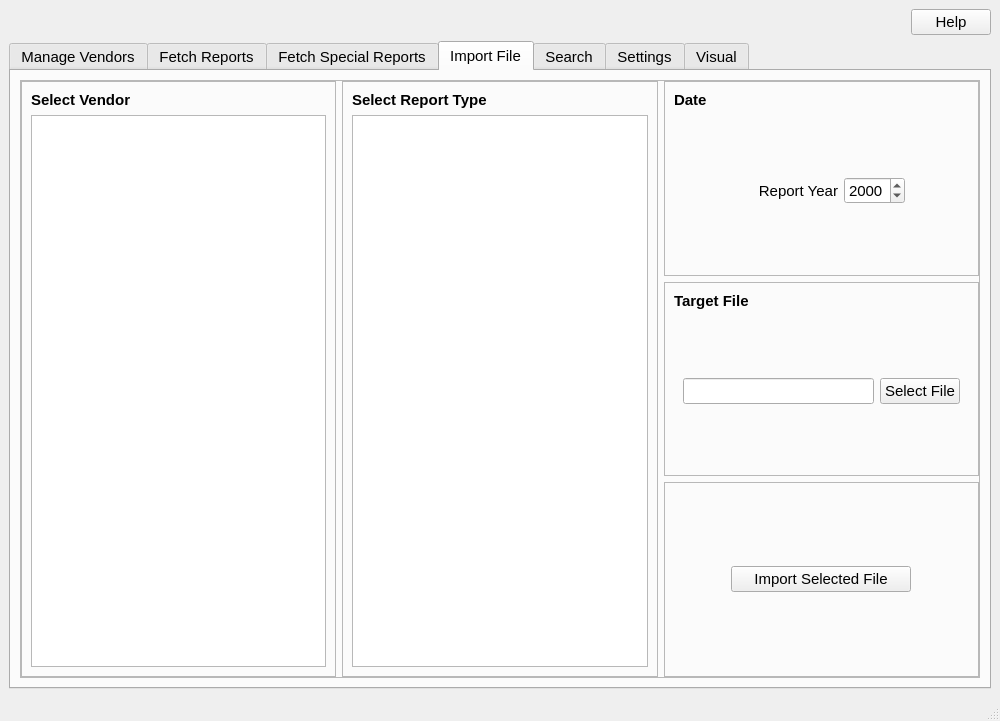
Before: the Qt Designer form ui/MainWindow.ui in CS-4820-Library-Project/COUNTER-5-Report-Tool-2020-5.0, drawn with Qt 5.
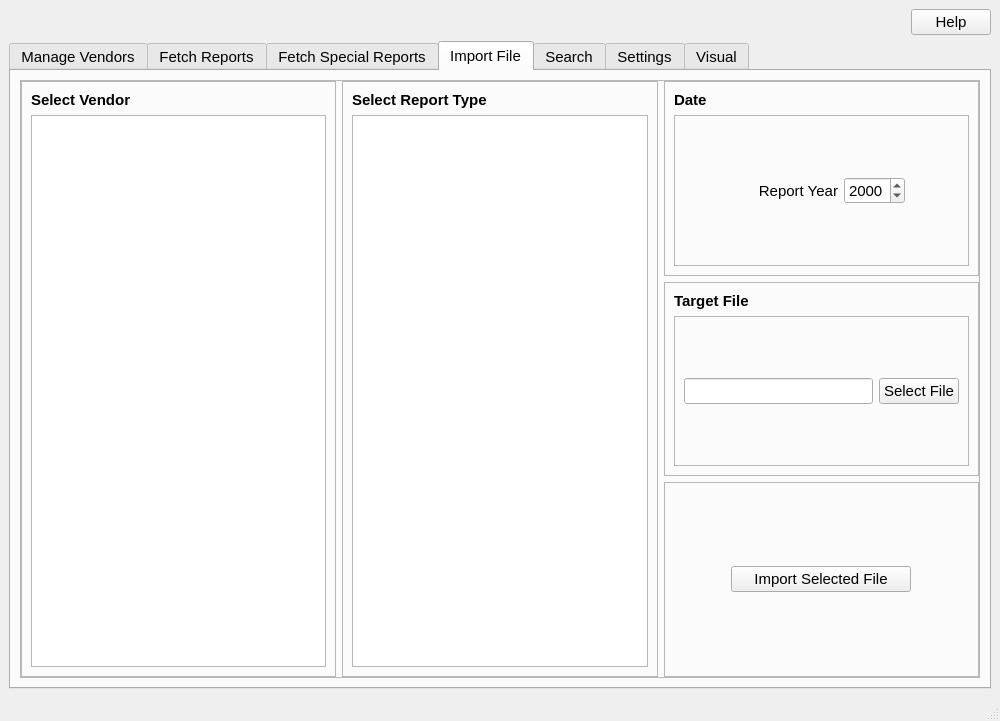
After: the same form once the commit is applied. The open tabs and pages were chosen to show the change.

Patch:
```diff
--- a/ui/MainWindow.ui
+++ b/ui/MainWindow.ui
@@ -1471,6 +1471,9 @@
                  </item>
                  <item>
                   <widget class="QFrame" name="frame_19">
+                   <property name="frameShape">
+                    <enum>QFrame::StyledPanel</enum>
+                   </property>
                    <layout class="QHBoxLayout" name="horizontalLayout_13">
                     <item>
                      <spacer name="horizontalSpacer">
@@ -1554,6 +1557,9 @@
                  </item>
                  <item>
                   <widget class="QFrame" name="frame_38">
+                   <property name="frameShape">
+                    <enum>QFrame::StyledPanel</enum>
+                   </property>
                    <layout class="QHBoxLayout" name="horizontalLayout_15">
                     <item>
                      <widget class="QLineEdit" name="selected_file_edit">
```
